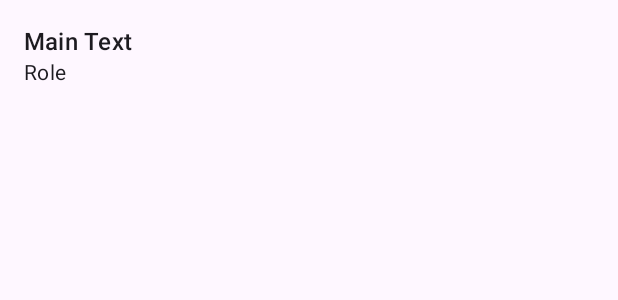
After one commit to taradenaud/GoodCycle, an Android app: the layout user_list_item.xml on its own in the app's theme, with its tools: preview values and no code run, on a phone screen of 412 x 824 dp. The commit adds this screen. Shown: the top 300 px of the screen. Run offline under Robolectric (Android 15) with nearby library versions, the phone set to English and light mode, and no system bars.

Commit message:
Added user view functionality, ability to delete users working Needs back button in AdminManageUsers

```diff
--- a/app/src/main/java/com/example/seg2105/SignUp.java
+++ b/app/src/main/java/com/example/seg2105/SignUp.java
@@ -46,10 +46,12 @@ public class SignUp extends AppCompatActivity {
             public void onClick(View v) {
                 String username = String.valueOf(UserName.getText());
                 FirebaseDatabase database = FirebaseDatabase.getInstance();
+                DatabaseReference newUserNameRef = database.getReference("users/"+username+"/username");
                 DatabaseReference newUserRoleRef = database.getReference("users/"+username+"/role");
                 DatabaseReference newUserEmailRef = database.getReference("users/"+username+"/email");
                 DatabaseReference newUserPasswordRef = database.getReference("users/"+username+"/password");
 
+                newUserEmailRef.setValue(username);
                 newUserEmailRef.setValue(String.valueOf(emailText.getText()));
                 newUserPasswordRef.setValue(String.valueOf(pwdText.getText()));
                 newUserRoleRef.setValue(role);
--- a/app/src/main/res/layout/admin_dashboard.xml
+++ b/app/src/main/res/layout/admin_dashboard.xml
@@ -21,19 +21,19 @@
         app:layout_constraintVertical_bias="1.0">
 
         <Button
-            android:id="@+id/button"
+            android:id="@+id/ManageUsrs"
             android:layout_width="match_parent"
             android:layout_height="wrap_content"
             android:text="Manage Users" />
 
         <Button
-            android:id="@+id/button2"
+            android:id="@+id/EventTypes"
             android:layout_width="match_parent"
             android:layout_height="wrap_content"
             android:text="Event Types" />
 
         <Button
-            android:id="@+id/button3"
+            android:id="@+id/Events"
             android:layout_width="match_parent"
             android:layout_height="wrap_content"
             android:text="Events" />
--- /dev/null
+++ b/app/src/main/res/layout/user_list_item.xml
@@ -0,0 +1,29 @@
+<?xml version="1.0" encoding="utf-8"?>
+<androidx.constraintlayout.widget.ConstraintLayout xmlns:android="http://schemas.android.com/apk/res/android"
+    xmlns:tools="http://schemas.android.com/tools"
+    android:layout_width="match_parent"
+    android:layout_height="match_parent">
+    <LinearLayout
+        xmlns:android="http://schemas.android.com/apk/res/android"
+        android:layout_width="match_parent"
+        android:layout_height="wrap_content"
+        android:orientation="vertical"
+        android:padding="16dp"
+        tools:ignore="MissingConstraints">
+
+        <TextView
+            android:id="@+id/Username"
+            android:layout_width="wrap_content"
+            android:layout_height="wrap_content"
+            android:text="Main Text"
+            android:textAppearance="?android:attr/textAppearanceListItem" />
+
+        <TextView
+            android:id="@+id/Role"
+            android:layout_width="wrap_content"
+            android:layout_height="wrap_content"
+            android:text="Role"
+            android:textAppearance="?android:attr/textAppearanceListItemSecondary" />
+
+    </LinearLayout>
+</androidx.constraintlayout.widget.ConstraintLayout>
--- a/app/src/main/res/values/strings.xml
+++ b/app/src/main/res/values/strings.xml
@@ -64,4 +64,7 @@
         <item>Club Owner</item>
         <item>Participant</item>
     </string-array>
+    <string name="title_activity_admin_user_management">AdminUserManagement</string>
+    <string name="deleteusr">Delete User</string>
+    <string name="selectedValue">Selected user:</string>
 </resources>
--- a/build.gradle.kts
+++ b/build.gradle.kts
@@ -8,4 +8,5 @@ plugins {
     id("com.android.application") version "8.1.2" apply false
 
     id("com.google.gms.google-services") version "4.4.0" apply false
+    id("org.jetbrains.kotlin.android") version "1.8.10" apply false
 }
```
Also changed, not shown: app/build.gradle.kts (+27 -0 lines), app/src/main/AndroidManifest.xml (+12 -3 lines), app/src/main/java/com/example/seg2105/AdminManageUsers.java (added, +115 -0 lines), app/src/main/java/com/example/seg2105/MainActivity.java (+0 -7 lines), app/src/main/java/com/example/seg2105/UserAdapter.java (added, +50 -0 lines), app/src/main/java/com/example/seg2105/Userlistitem.java (added, +19 -0 lines), app/src/main/java/com/example/seg2105/admin_dashboard.java (+20 -0 lines), app/src/main/res/layout/activity_admin_manage_users.xml (added, +43 -0 lines).
